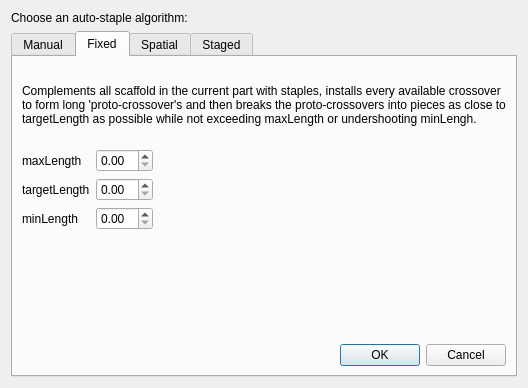
sdouglas/cadnano2, file plugins/autostaple/autostapleconfig.ui: the form before one commit.
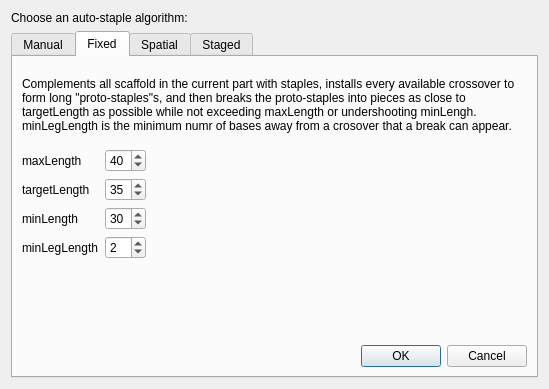
The form after the commit.

Diff of the .ui file:
```diff
--- a/plugins/autostaple/autostapleconfig.ui
+++ b/plugins/autostaple/autostapleconfig.ui
@@ -6,10 +6,16 @@
    <rect>
     <x>0</x>
     <y>0</y>
-    <width>528</width>
-    <height>388</height>
+    <width>549</width>
+    <height>389</height>
    </rect>
   </property>
+  <property name="minimumSize">
+   <size>
+    <width>549</width>
+    <height>389</height>
+   </size>
+  </property>
   <property name="windowTitle">
    <string>Dialog</string>
   </property>
@@ -88,7 +94,7 @@
           </size>
          </property>
          <property name="text">
-          <string>Complements all scaffold in the current part with staples, installs every available crossover to form long 'proto-crossover's and then breaks the proto-crossovers into pieces as close to targetLength as possible while not exceeding maxLength or undershooting minLengh. </string>
+          <string>Complements all scaffold in the current part with staples, installs every available crossover to form long &quot;proto-staples&quot;s, and then breaks the proto-staples into pieces as close to targetLength as possible while not exceeding maxLength or undershooting minLengh. minLegLength is the minimum numr of bases away from a crosover that a break can appear.</string>
          </property>
          <property name="wordWrap">
           <bool>true</bool>
@@ -108,7 +114,11 @@
           </widget>
          </item>
          <item row="0" column="1">
-          <widget class="QDoubleSpinBox" name="maxLengthDoubleSpinBox"/>
+          <widget class="QSpinBox" name="maxLengthSpinBox">
+           <property name="value">
+            <double>40</double>
+           </property>
+          </widget>
          </item>
          <item row="2" column="0">
           <widget class="QLabel" name="minLengthLabel">
@@ -118,7 +128,11 @@
           </widget>
          </item>
          <item row="2" column="1">
-          <widget class="QDoubleSpinBox" name="minLengthDoubleSpinBox"/>
+          <widget class="QSpinBox" name="minLengthSpinBox">
+           <property name="value">
+            <double>30</double>
+           </property>
+          </widget>
          </item>
          <item row="1" column="0">
           <widget class="QLabel" name="targetLengthLabel">
@@ -128,7 +142,25 @@
           </widget>
          </item>
          <item row="1" column="1">
-          <widget class="QDoubleSpinBox" name="targetLengthDoubleSpinBox"/>
+          <widget class="QSpinBox" name="targetLengthSpinBox">
+           <property name="value">
+            <double>35</double>
+           </property>
+          </widget>
+         </item>
+         <item row="3" column="0">
+          <widget class="QLabel" name="minLegLengthLabel">
+           <property name="text">
+            <string>minLegLength</string>
+           </property>
+          </widget>
+         </item>
+         <item row="3" column="1">
+          <widget class="QSpinBox" name="minLegLengthSpinBox">
+           <property name="value">
+            <number>2</number>
+           </property>
+          </widget>
          </item>
         </layout>
        </item>
```
Left out of the diff: 18 changed lines with no effect on the pictures.
